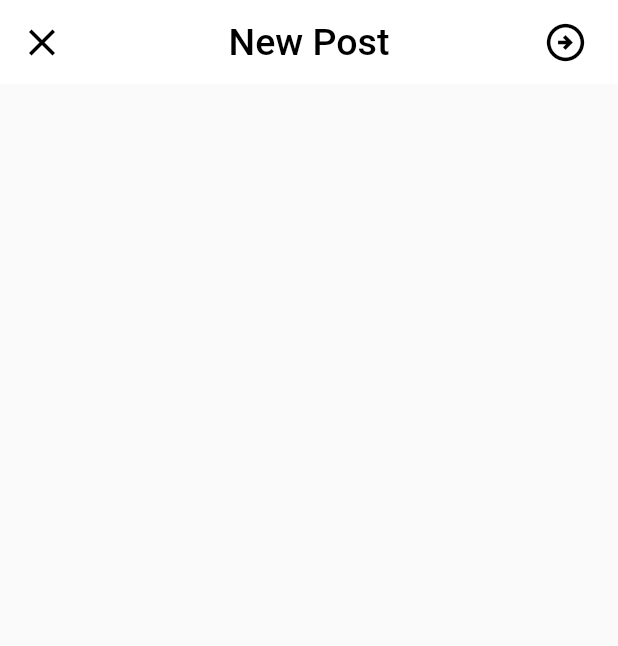
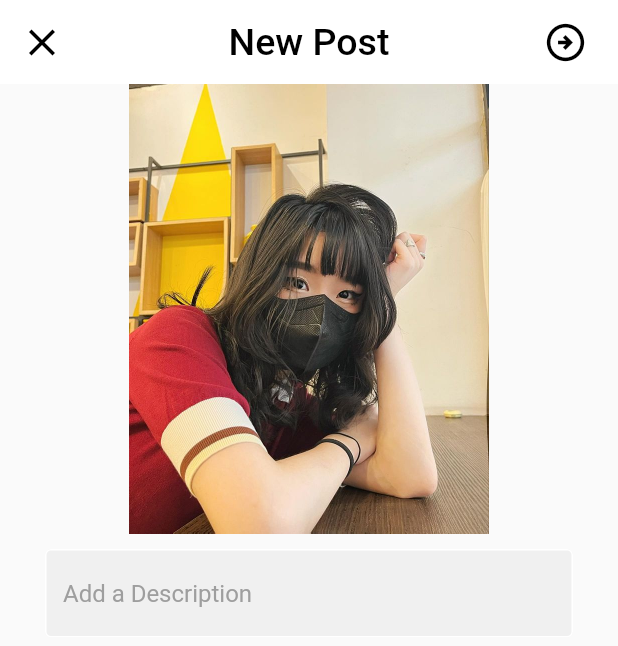
Before and after one commit to HansenTanio/hexagram, a Flutter app: the screen it shows after launch, on a phone screen of 412 x 824 dp. Shown: the top 646 px of the screen. Run offline on Flutter 3.47's test engine with Material 2 defaults, Android fonts, the light colour scheme and no system bars.

Commit message:
Membuat preview foto dan textfield deskripsi

```diff
--- a/lib/screens/post_screen.dart
+++ b/lib/screens/post_screen.dart
@@ -1,9 +1,9 @@
 import 'package:flutter/material.dart';
-import 'package:flutter/src/widgets/framework.dart';
-import 'package:flutter/src/widgets/placeholder.dart';
+import 'package:hexagram/components/my_textfield.dart';
 
 class PostScreen extends StatelessWidget {
-  const PostScreen({super.key});
+  final descriptionController = TextEditingController();
+  PostScreen({super.key});
 
   @override
   Widget build(BuildContext context) {
@@ -33,6 +33,22 @@ class PostScreen extends StatelessWidget {
           ),
         ],
       ),
+      body: Column(
+        children: [
+          Container(
+            height: 300,
+            child: Image.asset('lib/images/random-photos/10.jpg'),
+          ),
+          SizedBox(
+            height: 10,
+          ),
+          MyTextField(
+            controller: descriptionController,
+            hintText: 'Add a Description',
+            obsecureText: false,
+          ),
+        ],
+      ),
     );
   }
 }
```
